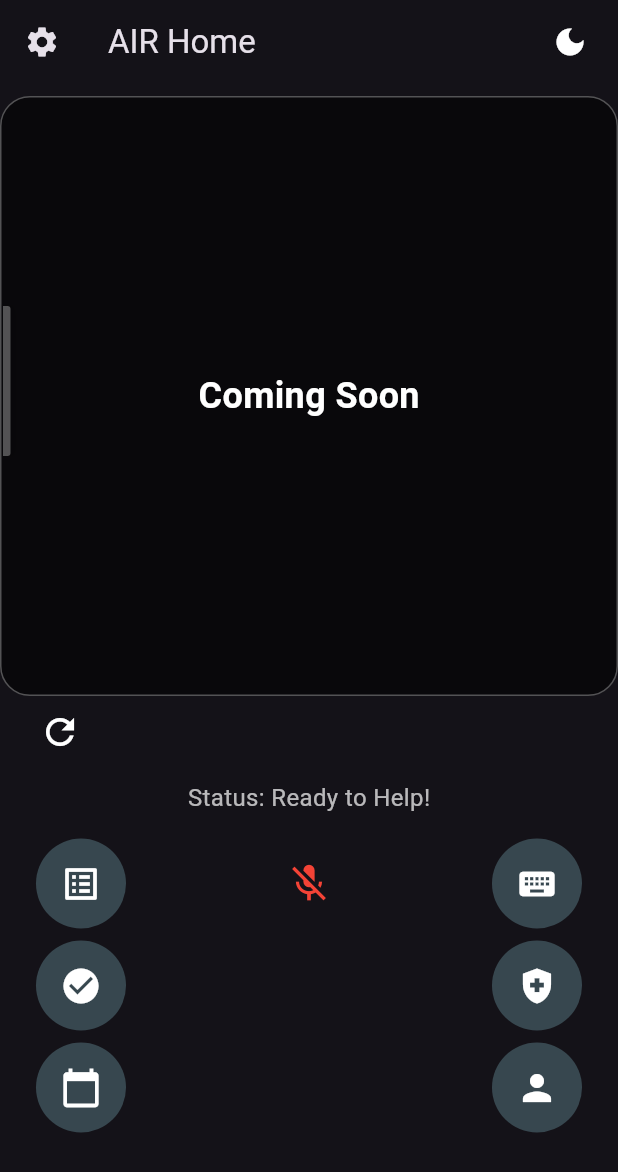
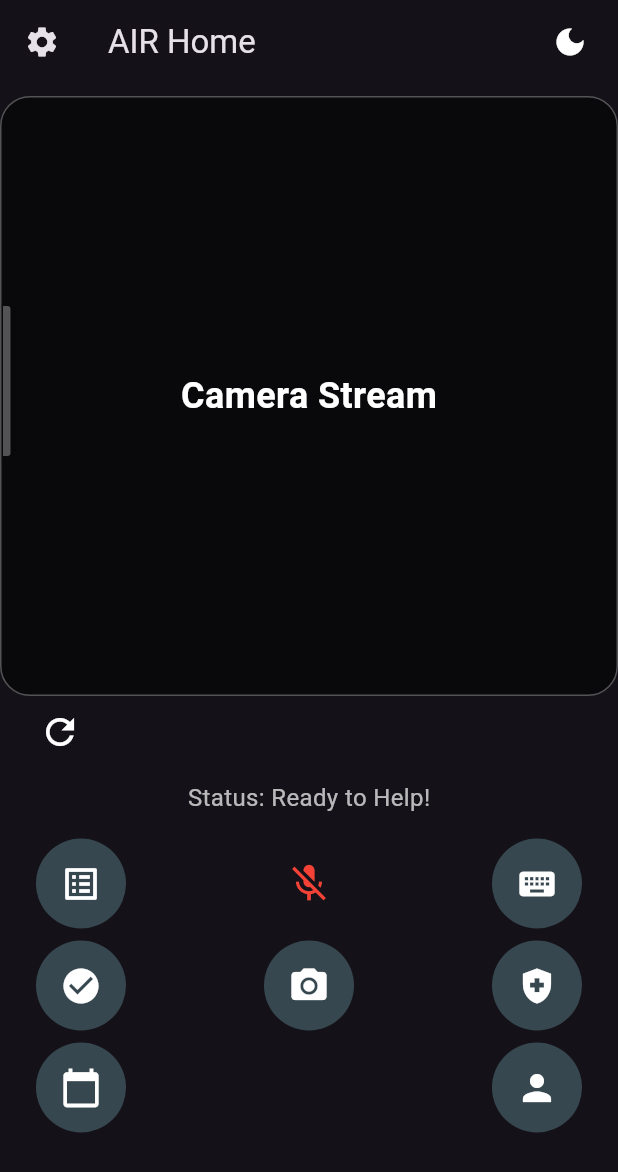
Before and after one commit to atif275/air_core, a Flutter app: the screen it shows after launch, swiped to page 2, on a phone screen of 412 x 824 dp. Shown: the top 1172 px of the screen. Run offline on Flutter 3.47's test engine with Material 3 defaults, Android fonts, the phone set to English and light mode, and no system bars; our stand-ins replace camera, email_validator, flutter_dotenv, flutter_spinkit, flutter_svg, flutter_tts and 4 more; missing offline and left inert: flutter_audio_waveforms, model_viewer_plus, record.

Commit message:
add camera button

```diff
--- a/air_mobile_app/frontend/lib/main.dart
+++ b/air_mobile_app/frontend/lib/main.dart
@@ -470,20 +470,38 @@
           const SizedBox(height: 8), // Reduced space between rows
 
           // Second Row Buttons
-          // Second Row Buttons
           Row(
-            mainAxisAlignment: MainAxisAlignment.spaceBetween, // Align to the left and right
+            mainAxisAlignment: MainAxisAlignment.spaceBetween,
             children: [
               Padding(
-                padding: const EdgeInsets.only(left: 24.0), // Add padding for left alignment
+                padding: const EdgeInsets.only(left: 24.0),
                 child: _buildRoundButton(
                   icon: Icons.check_circle,
                   tooltip: "Tasks",
                   onPressed: () => navigateToTaskManagement(context),
                 ),
               ),
+              // New Camera Button
+              _buildRoundButton(
+                icon: _showCamera ? Icons.camera_enhance : Icons.camera_alt,
+                tooltip: _showCamera ? "Stop Camera" : "Start Camera",
+                onPressed: () async {
+                  if (!_showCamera) {
+                    final initialized = await _cameraService.initializeCamera();
+                    if (initialized) {
+                      setState(() => _showCamera = true);
+                      await _cameraService.startStreaming();
+                      LogsManager.addLog(message: "Started camera stream", source: "System");
+                    }
+                  } else {
+                    await _cameraService.stopStreaming();
+                    setState(() => _showCamera = false);
+                    LogsManager.addLog(message: "Stopped camera stream", source: "System");
+                  }
+                },
+              ),
               Padding(
-                padding: const EdgeInsets.only(right: 24.0), // Add padding for right alignment
+                padding: const EdgeInsets.only(right: 24.0),
                 child: _buildRoundButton(
                   icon: Icons.health_and_safety,
                   tooltip: "Health",
@@ -516,20 +534,9 @@
                 child: _buildRoundButton(
                   icon: Icons.person,
                   tooltip: "Profile",
-                  onPressed: () async {
-                  if (!_showCamera) {
-                    final initialized = await _cameraService.initializeCamera();
-                    if (initialized) {
-                      setState(() => _showCamera = true);
-                      await _cameraService.startStreaming();
-                      LogsManager.addLog(message: "Started camera stream", source: "System");
-                    }
-                  } else {
-                    await _cameraService.stopStreaming();
-                    setState(() => _showCamera = false);
-                    LogsManager.addLog(message: "Stopped camera stream", source: "System");
-                  }
-                },
+                  onPressed: () {
+                    LogsManager.addLog(message: "Opened Profile Page", source: "User");
+                  },
                 ),
               ),
             ],
--- a/air_mobile_app/frontend/lib/widgets/coming_soon_panel.dart
+++ b/air_mobile_app/frontend/lib/widgets/coming_soon_panel.dart
@@ -27,7 +27,7 @@
         children: [
           const Center(
             child: Text(
-              'Coming Soon',
+              'Camera Stream',
               style: TextStyle(
                 color: Colors.white,
                 fontSize: 24,
```
